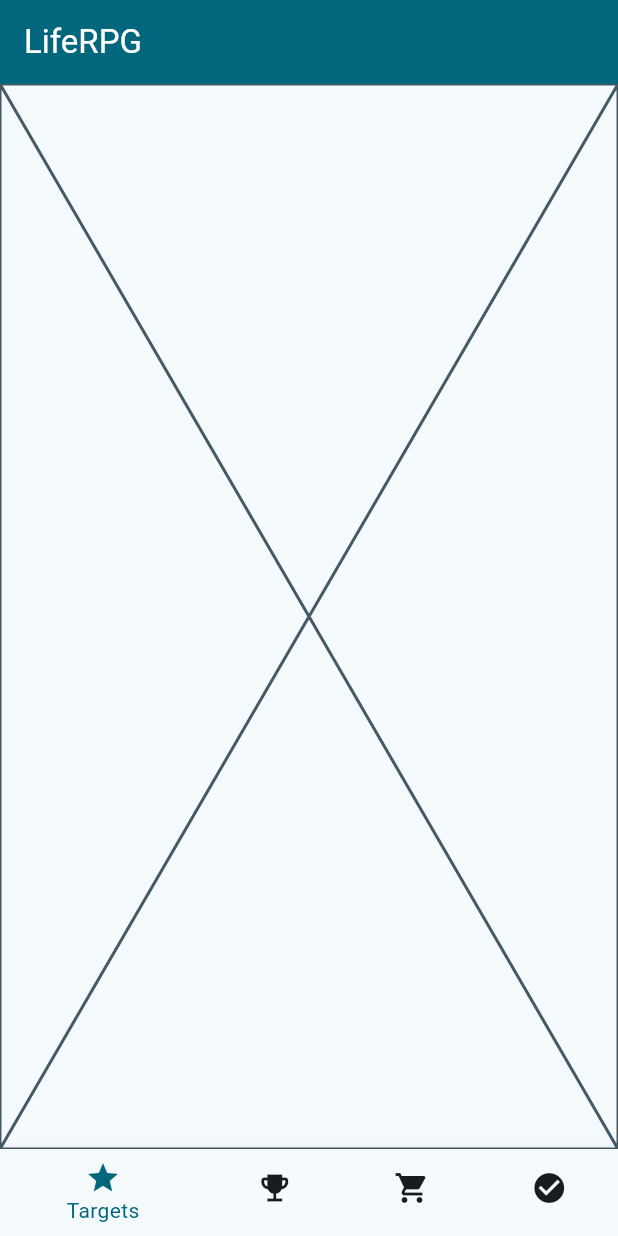
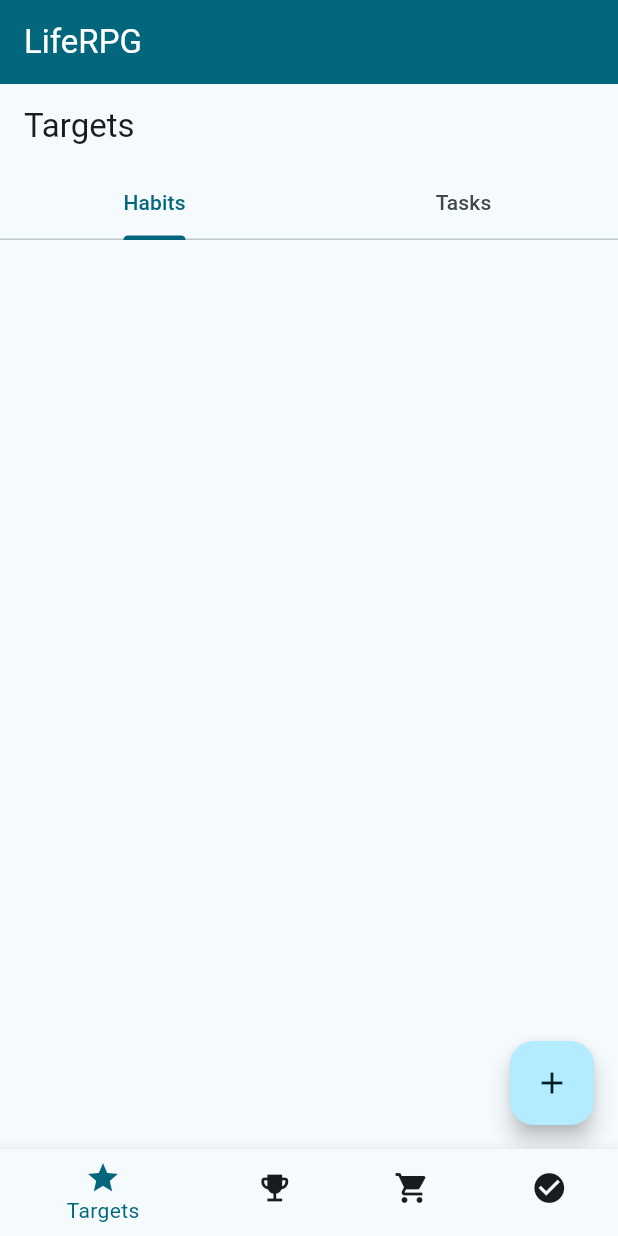
Before and after one commit to camel-exvl/LifeRPG, a Flutter app: the screen it shows after launch, on a phone screen of 412 x 824 dp. Run offline on Flutter 3.47's test engine with Material 3 defaults, Android fonts, the phone set to English and light mode, and no system bars; generated files the repository leaves out were written again; Roboto replaces fonts that are missing (Fusion Pixel 10px Proportional zh_hans Regular).

Commit message:
feat(habit): 实现初步的习惯页UI
1. 实现初步的习惯页UI，功能暂未实装
2. 修改项目结构，统一命名格式

```diff
--- a/lib/main.dart
+++ b/lib/main.dart
@@ -1,7 +1,7 @@
 import 'package:flutter/material.dart';
 import 'package:flutter_gen/gen_l10n/app_localizations.dart';
-import 'package:liferpg/page/home.dart';
 import 'package:liferpg/theme.dart';
+import 'package:liferpg/view/home_view.dart';
 
 void main() {
   runApp(const LifeRPG());
@@ -20,7 +20,7 @@
       theme: MaterialTheme().light(),
       darkTheme: MaterialTheme().dark(),
       themeMode: ThemeMode.system,
-      home: const HomePage(),
+      home: const HomeView(),
     );
   }
 }
--- /dev/null
+++ b/lib/model/common_model.dart
@@ -0,0 +1,3 @@
+enum Difficulty { easy, medium, hard }
+
+enum Category { general, art, career, health, fun, learning, social }
--- /dev/null
+++ b/lib/model/habit_model.dart
@@ -0,0 +1,17 @@
+import 'package:flutter/cupertino.dart';
+import 'package:liferpg/model/common_model.dart';
+
+class HabitModel {
+  final String id;
+  final String title;
+  final String description;
+  final Difficulty difficulty;
+  final Category category;
+
+  HabitModel({
+    required this.title,
+    required this.description,
+    required this.difficulty,
+    required this.category,
+  }) : id = UniqueKey().toString();
+}
--- a/lib/page/home.dart
+++ b/lib/view/home_view.dart
@@ -1,19 +1,20 @@
 import 'package:flutter/material.dart';
 import 'package:flutter_gen/gen_l10n/app_localizations.dart';
+import 'package:liferpg/view/target_view.dart';
 
-class HomePage extends StatefulWidget {
-  const HomePage({super.key});
+class HomeView extends StatefulWidget {
+  const HomeView({super.key});
 
   @override
-  State<HomePage> createState() => _HomePageState();
+  State<HomeView> createState() => _HomeViewState();
 }
 
-class _HomePageState extends State<HomePage> {
+class _HomeViewState extends State<HomeView> {
   int _selectedIndex = 0;
 
   // TODO: Replace this with actual pages
   static const List<Widget> _widgetOptions = <Widget>[
-    Placeholder(),
+    TargetView(),
     Placeholder(),
     Placeholder(),
     Placeholder()
--- /dev/null
+++ b/lib/view/target_view.dart
@@ -0,0 +1,33 @@
+import 'package:flutter/material.dart';
+import 'package:flutter_gen/gen_l10n/app_localizations.dart';
+import 'package:liferpg/view/habit_view.dart';
+
+class TargetView extends StatefulWidget {
+  const TargetView({super.key});
+
+  @override
+  State<TargetView> createState() => _TargetViewState();
+}
+
+class _TargetViewState extends State<TargetView> {
+  @override
+  Widget build(BuildContext context) {
+    return DefaultTabController(
+      length: 2,
+      child: Scaffold(
+        appBar: AppBar(
+          title: Text(AppLocalizations.of(context)!.targetsTab),
+          bottom: TabBar(
+            tabs: <Widget>[
+              Tab(text: AppLocalizations.of(context)!.habitsTab),
+              Tab(text: AppLocalizations.of(context)!.tasksTab),
+            ],
+          ),
+        ),
+        body: const TabBarView(
+          children: <Widget>[HabitView(), Placeholder()],
+        ),
+      ),
+    );
+  }
+}
--- /dev/null
+++ b/lib/viewmodel/habit_viewmodel.dart
@@ -0,0 +1,21 @@
+import 'dart:collection';
+
+import 'package:flutter/material.dart';
+
+import '../model/habit_model.dart';
+
+class HabitViewModel extends ChangeNotifier {
+  final List<HabitModel> _habits = [];
+
+  UnmodifiableListView<HabitModel> get habits => UnmodifiableListView(_habits);
+
+  void addHabit(HabitModel habit) {
+    _habits.add(habit);
+    notifyListeners();
+  }
+
+  void removeHabit(HabitModel habit) {
+    _habits.remove(habit);
+    notifyListeners();
+  }
+}
--- a/pubspec.yaml
+++ b/pubspec.yaml
@@ -38,7 +38,9 @@ dependencies:
   flutter_launcher_icons: ^0.13.1
   flutter_localizations:
     sdk: flutter
-  intl: any
+  intl: ^0.19.0
+  provider: ^6.1.2
+  intl_translation: ^0.20.0
 
 dev_dependencies:
   flutter_test:
```
Also changed, not shown: lib/l10n/intl_en.arb (+17 -1 lines), lib/l10n/intl_zh.arb (+17 -1 lines), lib/view/habit_view.dart (added, +156 -0 lines), pubspec.lock.
